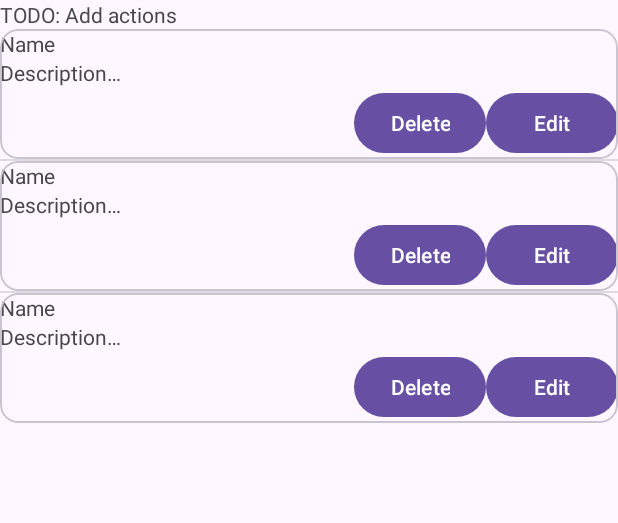
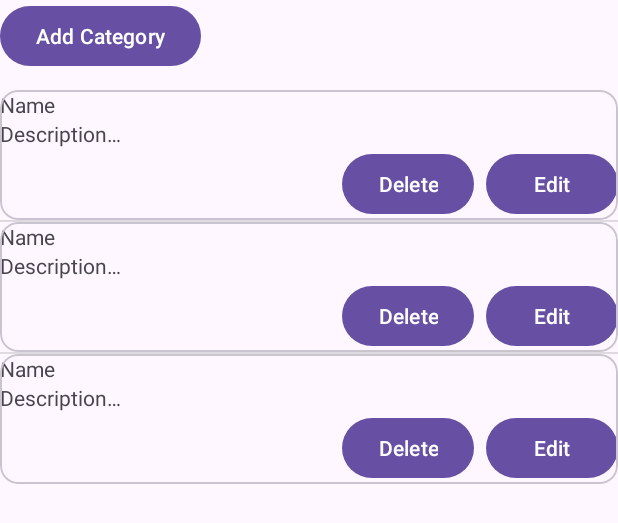
Before and after one commit to kzi-nastava/ma-project-event-planner-siit-2024-team-14, an Android app: the layout fragment_category_management.xml on its own in the app's theme, with its tools: preview values and no code run, on a phone screen of 412 x 824 dp. Shown: the top 523 px of the screen. Run offline under Robolectric (Android 15) with nearby library versions, the phone set to English and light mode, and no system bars.

Commit message:
Finish category management

```diff
--- a/app/src/main/java/com/example/eventplanner/ui/fragment/category/NewCategoryViewModel.java
+++ b/app/src/main/java/com/example/eventplanner/ui/fragment/category/NewCategoryViewModel.java
@@ -32,7 +32,7 @@ public class NewCategoryViewModel extends ViewModel {
     public LiveData<Boolean> getSuccess() { return success; }
 
     public void setCategory(Category category) {
-        this.category.setValue(category);
+        this.category.postValue(category);
     }
 
     public void setCategoryName(String newName) {
--- a/app/src/main/res/layout/category_card.xml
+++ b/app/src/main/res/layout/category_card.xml
@@ -44,7 +44,8 @@
                 android:layout_width="wrap_content"
                 android:layout_height="wrap_content"
                 android:text="@string/edit"
-                android:id="@+id/action_edit"/>
+                android:id="@+id/action_edit"
+                android:layout_marginStart="8dp"/>
         </LinearLayout>
 
     </LinearLayout>
--- a/app/src/main/res/layout/fragment_category_management.xml
+++ b/app/src/main/res/layout/fragment_category_management.xml
@@ -6,10 +6,19 @@
     tools:context=".ui.fragment.CategoryManagementFragment"
     android:orientation="vertical">
 
-    <TextView
+    <LinearLayout
         android:layout_width="match_parent"
         android:layout_height="wrap_content"
-        android:text="TODO: Add actions"/>
+        android:layout_marginBottom="12dp"
+        android:orientation="horizontal"
+        android:layout_gravity="end">
+
+        <com.google.android.material.button.MaterialButton
+            android:layout_width="wrap_content"
+            android:layout_height="wrap_content"
+            android:text="@string/new_category"
+            android:id="@+id/action_add_category"/>
+    </LinearLayout>
 
     <ListView
         android:layout_width="match_parent"
--- a/app/src/main/res/values/strings.xml
+++ b/app/src/main/res/values/strings.xml
@@ -16,4 +16,5 @@
     <string name="update">Update</string>
     <string name="hint_category_name">Awesome name</string>
     <string name="hint_category_description">Description&#8230;</string>
+    <string name="new_category">Add Category</string>
 </resources>
```
Also changed, not shown: app/src/main/java/com/example/eventplanner/ui/adapter/CategoryListAdapter.java (+19 -42 lines), app/src/main/java/com/example/eventplanner/ui/fragment/CategoryManagementFragment.java (+67 -31 lines), app/src/main/java/com/example/eventplanner/ui/fragment/category/NewCategoryFragment.java (+2 -9 lines), app/src/main/java/com/example/eventplanner/ui/viewmodel/CategoriesViewModel.java (+19 -0 lines).
